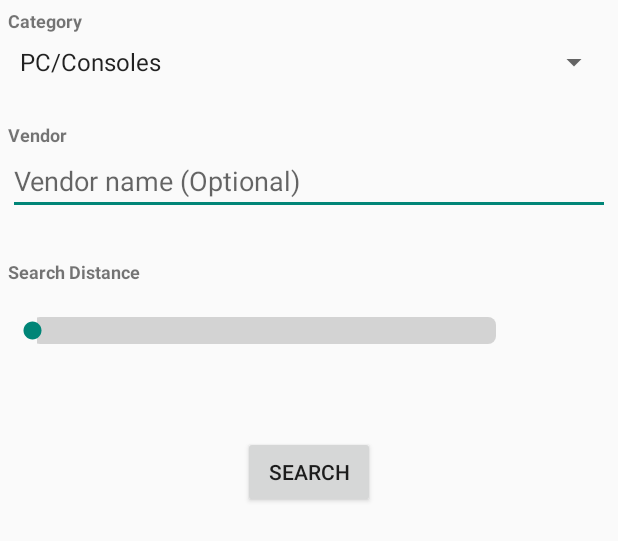
After one commit to bbtunde/SwapSumo, an Android app: the layout fragment_search.xml on its own in the app's theme, with its tools: preview values and no code run, on a phone screen of 412 x 824 dp. The commit adds this screen. Shown: the top 541 px of the screen. Run offline under Robolectric (Android 15) with nearby library versions, the phone set to English and light mode, and no system bars.

Commit message:
search screen

```diff
--- /dev/null
+++ b/app/src/main/res/drawable/progressbar.xml
@@ -0,0 +1,39 @@
+<?xml version="1.0" encoding="utf-8"?>
+<layer-list xmlns:android="http://schemas.android.com/apk/res/android" >
+
+    <item android:id="@android:id/background">
+        <shape android:shape="rectangle" >
+            <corners android:radius="5dp" />
+
+            <gradient
+                android:angle="270"
+                android:endColor="@color/light_gray_header_color"
+                android:startColor="@color/light_gray_header_color" />
+        </shape>
+    </item>
+    <item android:id="@android:id/secondaryProgress">
+        <clip>
+            <shape android:shape="rectangle" >
+                <corners android:radius="5dp" />
+
+                <gradient
+                    android:angle="270"
+                    android:endColor="#00996a"
+                    android:startColor="#00d190" />
+            </shape>
+        </clip>
+    </item>
+    <item android:id="@android:id/progress">
+        <clip>
+            <shape android:shape="rectangle" >
+                <corners android:radius="5dp" />
+
+                <gradient
+                    android:angle="270"
+                    android:endColor="#00996a"
+                    android:startColor="#00d190" />
+            </shape>
+        </clip>
+    </item>
+
+</layer-list>
--- /dev/null
+++ b/app/src/main/res/layout/fragment_search.xml
@@ -0,0 +1,101 @@
+<RelativeLayout xmlns:android="http://schemas.android.com/apk/res/android"
+    xmlns:tools="http://schemas.android.com/tools"
+    android:layout_width="match_parent"
+    android:layout_height="match_parent"
+    tools:context="swampsumo.com.fragments.SearchFragment"
+    android:padding="5dp"
+    >
+
+    <Spinner
+        android:layout_width="match_parent"
+        android:layout_height="wrap_content"
+        android:id="@+id/search"
+        android:entries="@array/category"
+        android:drawSelectorOnTop="true"
+        android:layout_alignParentTop="true"
+        android:layout_centerHorizontal="true"
+        android:layout_marginTop="24dp" />
+
+    <EditText
+        android:layout_width="match_parent"
+        android:layout_height="wrap_content"
+        android:id="@+id/vendor"
+        android:hint="Vendor name (Optional)"
+        android:layout_below="@+id/vendorLabel"
+        android:layout_alignStart="@+id/vendorLabel" />
+
+    <LinearLayout
+        android:layout_width="match_parent"
+        android:layout_height="wrap_content"
+        android:layout_below="@+id/searchDistanceLabel"
+        android:layout_alignStart="@+id/vendor"
+        android:layout_marginTop="22dp"
+        android:orientation="horizontal"
+        android:id="@+id/searchFrame"
+        >
+    <SeekBar
+        android:layout_width="match_parent"
+        android:layout_height="wrap_content"
+        android:id="@+id/searchDistance"
+        android:max="100"
+        android:progress="0"
+        android:progressDrawable="@drawable/progressbar"
+        android:secondaryProgress="0"
+        android:layout_weight="0.15"
+         />
+
+        <TextView
+            android:layout_width="match_parent"
+            android:layout_height="wrap_content"
+            android:id="@+id/distance"
+            android:layout_weight="0.85"
+            />
+
+    </LinearLayout>
+
+    <TextView
+        android:layout_width="wrap_content"
+        android:layout_height="wrap_content"
+        android:textAppearance="?android:attr/textAppearanceSmall"
+        android:text="Search Distance"
+        android:id="@+id/searchDistanceLabel"
+        android:layout_marginTop="29dp"
+        android:layout_below="@+id/vendor"
+        android:layout_alignStart="@+id/searchFrame"
+        android:textSize="12dp"
+        android:textStyle="bold" />
+
+    <TextView
+        android:layout_width="wrap_content"
+        android:layout_height="wrap_content"
+        android:textAppearance="?android:attr/textAppearanceSmall"
+        android:text="Vendor"
+        android:id="@+id/vendorLabel"
+        android:layout_marginTop="28dp"
+        android:layout_below="@+id/search"
+        android:layout_alignStart="@+id/search"
+        android:textStyle="bold"
+        android:textSize="12dp" />
+
+    <TextView
+        android:layout_width="wrap_content"
+        android:layout_height="wrap_content"
+        android:textAppearance="?android:attr/textAppearanceSmall"
+        android:text="Category"
+        android:id="@+id/categoryLabel"
+        android:layout_alignParentTop="true"
+        android:layout_alignParentStart="true"
+        android:textSize="12dp"
+        android:textStyle="bold" />
+
+    <Button
+        android:layout_width="wrap_content"
+        android:layout_height="wrap_content"
+        android:text="Search"
+        android:id="@+id/search_button"
+        android:layout_marginTop="60dp"
+        android:layout_below="@+id/searchFrame"
+        android:layout_centerHorizontal="true" />
+
+
+</RelativeLayout>
--- a/app/src/main/res/values/colors.xml
+++ b/app/src/main/res/values/colors.xml
@@ -6,5 +6,10 @@
     <color name="white">#FFFFFF</color>
     <color name="black">#000000</color>
     <color name="orange">#F56E14</color>
+    <color name="dark_orange">#E05E07</color>
     <color name="tabsScrollColor">#FAEB1B</color>
+    <color name="default_screen_bg">#f9f9f9</color>
+    <color name="rounded_container_bg">#222222</color>
+    <color name="rounded_container_border">#3b3f44</color>
+    <color name="light_gray_header_color">#d3d3d3</color>
 </resources>
--- a/app/src/main/res/values/strings.xml
+++ b/app/src/main/res/values/strings.xml
@@ -8,4 +8,9 @@
 
     <!-- TODO: Remove or change this placeholder text -->
     <string name="hello_blank_fragment">Hello blank fragment</string>
+    <string-array name="category">
+        <item>PC/Consoles</item>
+        <item>Shoes</item>
+        <item>Video Games</item>
+    </string-array>
 </resources>
```
Also changed, not shown: app/src/main/java/swampsumo/com/fragments/SearchFragment.java (added, +137 -0 lines), app/src/main/java/swampsumo/com/swapsumo/MainActivity.java (+24 -14 lines), app/src/main/res/drawable/background_view_rounded_single.xml (added, +20 -0 lines).
